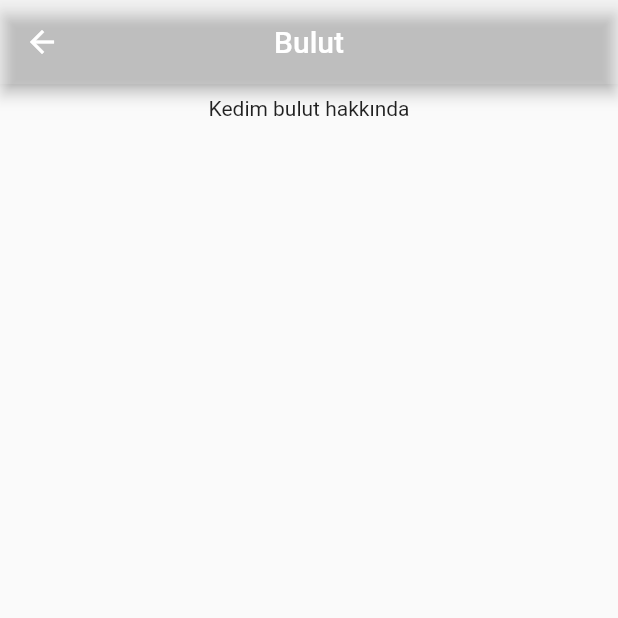
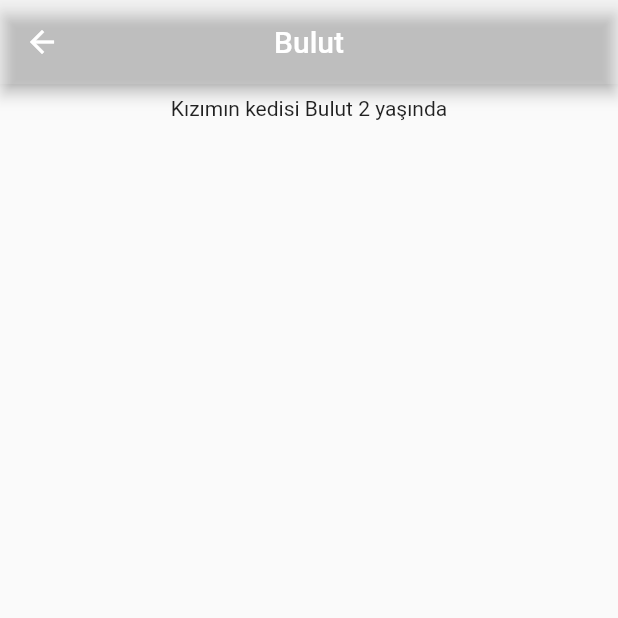
Before and after one commit to HsrtOzknc/MobilProje, a Flutter app: the bulut screen opened directly, on a phone screen of 412 x 824 dp, the top half of it. Run offline on Flutter 3.47's test engine with Material 2 defaults, Android fonts, the phone set to English and light mode, and no system bars.

```diff
--- a/lib/bulut.dart
+++ b/lib/bulut.dart
@@ -24,7 +24,7 @@ class _bulutState extends State<bulut> {
               child: Container(
                 child: Column(
                   children: [
-                    Text('Kedim bulut hakkında'),
+                    Text('Kızımın kedisi Bulut 2 yaşında'),
                   ],
                 ),
               ),
--- a/lib/lokum.dart
+++ b/lib/lokum.dart
@@ -24,7 +24,7 @@ class _lokumState extends State<lokum> {
               child: Container(
                 child: Column(
                   children: [
-                    Text('kedim Lokum hakkında'),
+                    Text('Kedim Lokum 6 yaşında'),
                   ],
                 ),
               ),
```
Also changed, not shown: assets/images/asure.jpg (added), assets/images/bulut1.jpg (added), assets/images/doga1.jpg (added), assets/images/doga2.jpg (added), assets/images/enginar.jpg (added), assets/images/esim1.jpg (added), assets/images/ogrenci.jpg (added), assets/images/ogretmen 1.jpg (added), assets/images/ogretmen.jpg (added), assets/images/pizza.jpg (added), 1 other file.
